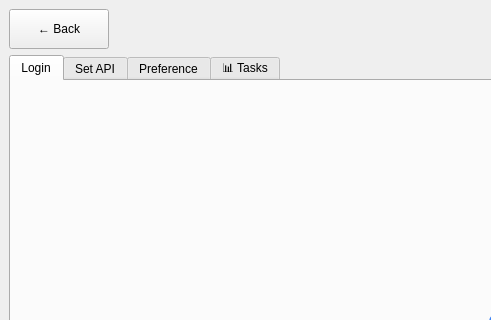
Old version of the form gui/ui/sitting.ui in the repository s1lently/canvas_decon; both pictures show x 0 to 491 and y 0 to 320 of the 1200 by 800 pixel window.
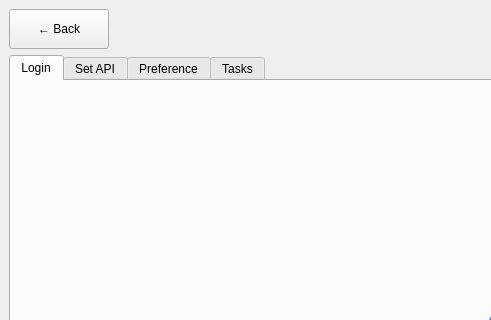
New version of the form.

```diff
--- a/gui/ui/sitting.ui
+++ b/gui/ui/sitting.ui
@@ -505,7 +505,7 @@
       </widget>
       <widget class="QWidget" name="tasksTab">
        <attribute name="title">
-        <string>📊 Tasks</string>
+        <string>Tasks</string>
        </attribute>
        <layout class="QVBoxLayout" name="tasksTabLayout">
         <item>
```
